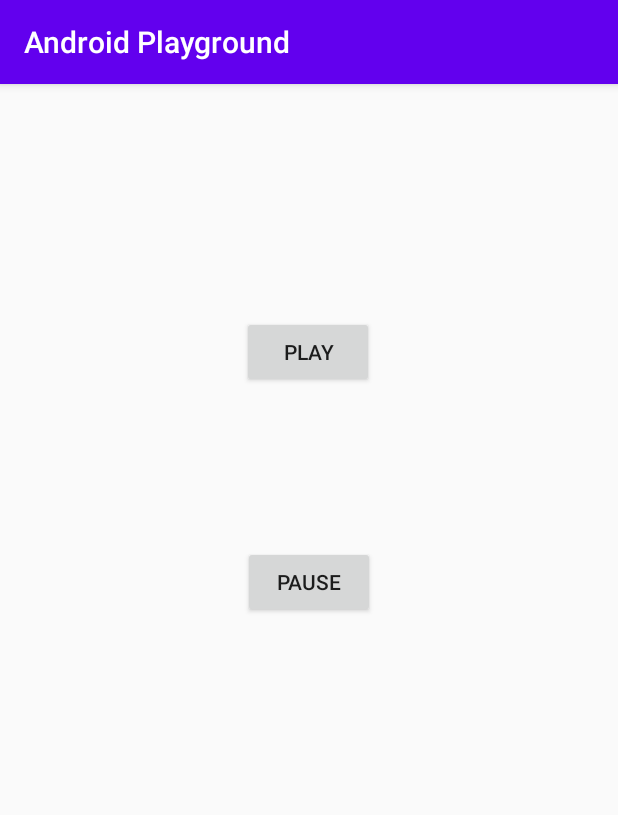
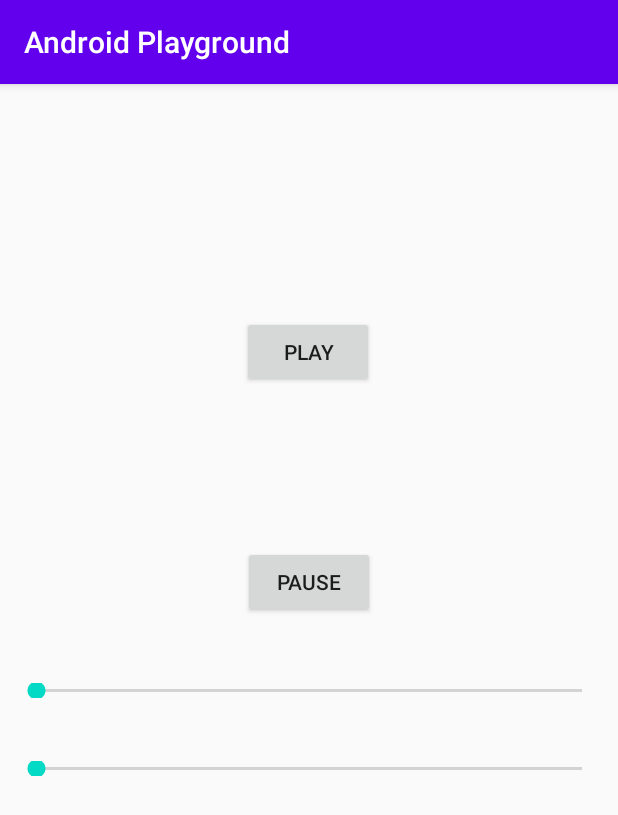
Before and after one commit to durgaprasadmamidi/AndroidPlayground, an Android app: the screen it shows after launch (MainActivity), on a phone screen of 412 x 824 dp. Shown: the top 815 px of the screen. Run offline under Robolectric (Android 15) with nearby library versions, the light colour scheme and no system bars.

Commit message:
seekbar completed

```diff
--- a/app/src/main/java/com/durgaprasad/androidplayground/MainActivity.java
+++ b/app/src/main/java/com/durgaprasad/androidplayground/MainActivity.java
@@ -2,20 +2,73 @@ package com.durgaprasad.androidplayground;
 
 import androidx.appcompat.app.AppCompatActivity;
 
+import android.media.AudioManager;
 import android.media.AudioPlaybackConfiguration;
 import android.media.MediaPlayer;
 import android.os.Bundle;
 import android.view.View;
+import android.widget.SeekBar;
+
+import java.util.Timer;
+import java.util.TimerTask;
 
 public class MainActivity extends AppCompatActivity {
 
     MediaPlayer mediaPlayer ;
+    AudioManager audioManager;
 
     @Override
     protected void onCreate(Bundle savedInstanceState) {
         super.onCreate(savedInstanceState);
         setContentView(R.layout.activity_main);
         mediaPlayer = MediaPlayer.create(this,R.raw.heavy_rain);
+        audioManager = (AudioManager) getSystemService(AUDIO_SERVICE);
+        SeekBar volumeControl = (SeekBar) findViewById(R.id.audioSeekBar);
+        final SeekBar scrubControl = (SeekBar) findViewById(R.id.scrubSeekBar);
+        scrubControl.setMax(mediaPlayer.getDuration());
+        int maxVolume = audioManager.getStreamMaxVolume(AudioManager.STREAM_MUSIC);
+        int currentVolume = audioManager.getStreamVolume(audioManager.STREAM_MUSIC);
+        volumeControl.setMax(maxVolume);
+        volumeControl.setProgress(currentVolume);
+        volumeControl.setOnSeekBarChangeListener(new SeekBar.OnSeekBarChangeListener() {
+            @Override
+            public void onProgressChanged(SeekBar seekBar, int progress, boolean fromUser) {
+                audioManager.setStreamVolume(AudioManager.STREAM_MUSIC,progress,0);
+            }
+
+            @Override
+            public void onStartTrackingTouch(SeekBar seekBar) {
+
+            }
+
+            @Override
+            public void onStopTrackingTouch(SeekBar seekBar) {
+
+            }
+        });
+        scrubControl.setOnSeekBarChangeListener(new SeekBar.OnSeekBarChangeListener() {
+            @Override
+            public void onProgressChanged(SeekBar seekBar, int progress, boolean fromUser) {
+                if(fromUser)
+                mediaPlayer.seekTo(progress);
+            }
+
+            @Override
+            public void onStartTrackingTouch(SeekBar seekBar) {
+                mediaPlayer.pause();
+            }
+
+            @Override
+            public void onStopTrackingTouch(SeekBar seekBar) {
+                mediaPlayer.start();
+            }
+        });
+        new Timer().scheduleAtFixedRate(new TimerTask() {
+            @Override
+            public void run() {
+                scrubControl.setProgress(mediaPlayer.getCurrentPosition());
+            }
+        },0,1000);
     }
     public void play(View view){
         mediaPlayer.start();
@@ -23,4 +76,5 @@ public class MainActivity extends AppCompatActivity {
     public void pause(View view){
         mediaPlayer.pause();
     }
+
 }
--- a/app/src/main/res/layout/activity_main.xml
+++ b/app/src/main/res/layout/activity_main.xml
@@ -35,4 +35,26 @@
         app:layout_constraintEnd_toEndOf="parent"
         app:layout_constraintHorizontal_bias="1.0"
         app:layout_constraintStart_toStartOf="parent" />
+
+    <SeekBar
+        android:id="@+id/audioSeekBar"
+        android:layout_width="0dp"
+        android:layout_height="10dp"
+        android:layout_marginStart="8dp"
+        android:layout_marginTop="43dp"
+        android:layout_marginEnd="8dp"
+        app:layout_constraintEnd_toEndOf="parent"
+        app:layout_constraintStart_toStartOf="parent"
+        app:layout_constraintTop_toBottomOf="@+id/button2" />
+
+    <SeekBar
+        android:id="@+id/scrubSeekBar"
+        android:layout_width="0dp"
+        android:layout_height="10dp"
+        android:layout_marginStart="8dp"
+        android:layout_marginTop="42dp"
+        android:layout_marginEnd="8dp"
+        app:layout_constraintEnd_toEndOf="parent"
+        app:layout_constraintStart_toStartOf="parent"
+        app:layout_constraintTop_toBottomOf="@+id/audioSeekBar" />
 </androidx.constraintlayout.widget.ConstraintLayout>
```
